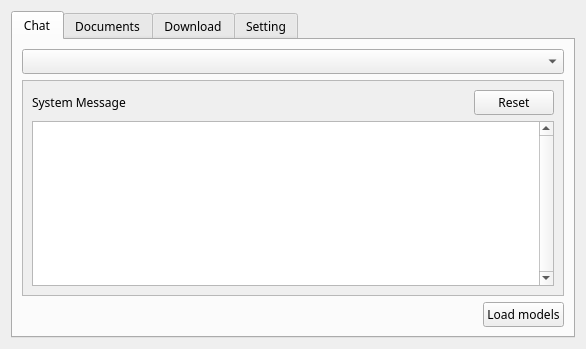
Above: localassistant/qt_gui/ui_file/app.ui from Linos1391/localassistant before the change. Below: the same form after it.
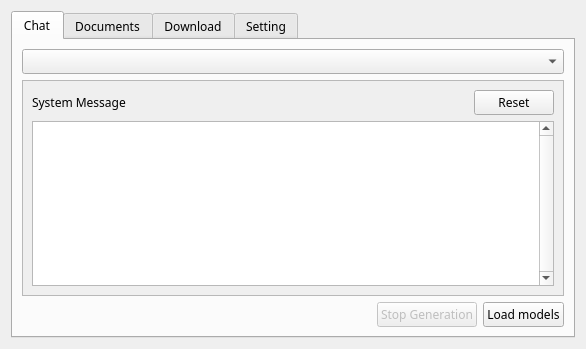
That is the form after the change.

Patch:
```diff
--- a/localassistant/qt_gui/ui_file/app.ui
+++ b/localassistant/qt_gui/ui_file/app.ui
@@ -193,6 +193,16 @@
            </property>
           </spacer>
          </item>
+         <item>
+          <widget class="QPushButton" name="stopGenerationButton">
+           <property name="enabled">
+            <bool>false</bool>
+           </property>
+           <property name="text">
+            <string>Stop Generation</string>
+           </property>
+          </widget>
+         </item>
          <item>
           <widget class="QPushButton" name="chatLoadButton">
            <property name="text">
```
Left out of the diff: 2 changed lines with no effect on the pictures.
